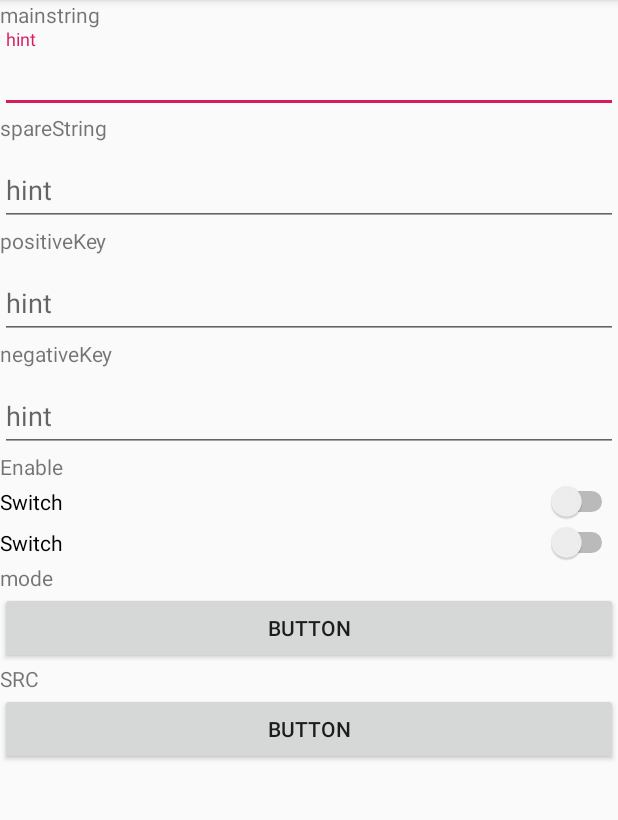
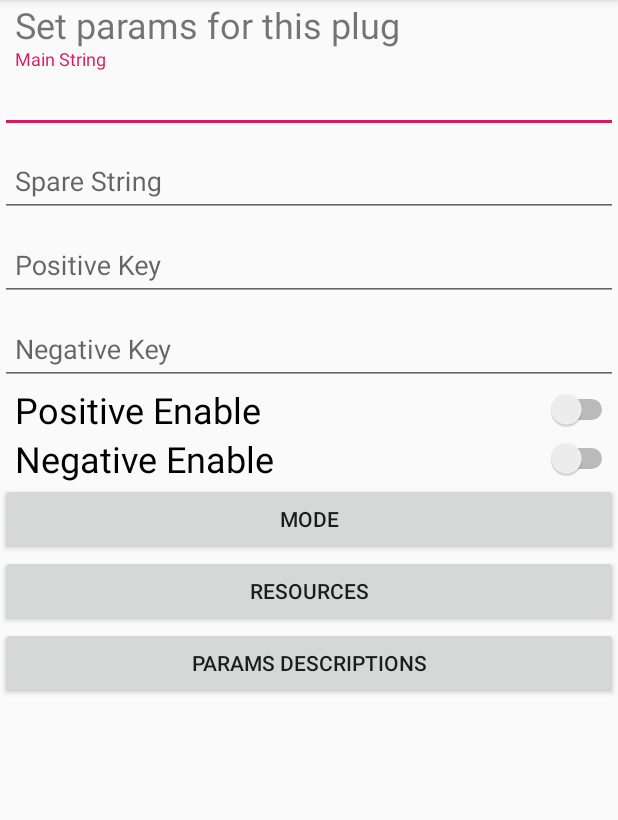
Before and after one commit to PhaseTechnician/SignalPanel, an Android app: the ParamsSetingActivity screen opened directly, with no data from a screen before it, on a phone screen of 412 x 824 dp, the part 84-904 px from its top. Run offline under Robolectric (Android 15) with nearby library versions, the phone set to English and light mode, and no system bars.

Commit message:
Extract more same function ,Delete files. add normal set.
Signed-off-by: 萨古拉斯 <1448973286@qq.com>

```diff
--- a/app/src/main/java/com/phase/czq/signalpanel/ParamsSetingActivity.java
+++ b/app/src/main/java/com/phase/czq/signalpanel/ParamsSetingActivity.java
@@ -1,13 +1,39 @@
 package com.phase.czq.signalpanel;
 
+import android.support.v7.app.AlertDialog;
 import android.support.v7.app.AppCompatActivity;
 import android.os.Bundle;
+import android.view.View;
+import android.widget.Button;
+import android.widget.Switch;
 
 public class ParamsSetingActivity extends AppCompatActivity {
 
+    private Button modeButtun,srcButtun,descriptionButtun;
+    private Switch posSwitch,negSwitch;
     @Override
     protected void onCreate(Bundle savedInstanceState) {
         super.onCreate(savedInstanceState);
         setContentView(R.layout.activity_params_seting);
+
+        modeButtun = findViewById(R.id.paramset_mode);
+        srcButtun = findViewById(R.id.paramset_src);
+        descriptionButtun = findViewById(R.id.paramset_description);
+
+        modeButtun.setOnClickListener(new View.OnClickListener() {
+            @Override
+            public void onClick(View v) {
+               newda();
+            }
+        });
+    }
+    private void newda(){
+        final AlertDialog.Builder builder = new AlertDialog.Builder(this);
+        //builder.setIcon();
+        //builder.setTitle();
+        //builder.setSingleChoiceItems();
+        //builder.setNegativeButton();
+        //builder.setPositiveButton();
+        builder.show();
     }
 }
--- a/app/src/main/java/com/phase/czq/signalpanel/ValuePool.java
+++ b/app/src/main/java/com/phase/czq/signalpanel/ValuePool.java
@@ -16,6 +16,8 @@ public class ValuePool {
 
     static BluetoothSPP spp = null;
 
+    static Serial serial;
+
     static PlugParams defaultParam = new PlugParams("undefine",300,200,0,0,-1);
     //初始化PV
     static void init(Context mContext){
--- a/app/src/main/res/layout/activity_params_seting.xml
+++ b/app/src/main/res/layout/activity_params_seting.xml
@@ -8,109 +8,93 @@
     android:orientation="vertical">
 
     <TextView
-        android:id="@+id/textView2"
+        android:id="@+id/paramset_title"
         android:layout_width="match_parent"
         android:layout_height="wrap_content"
-        android:text="mainstring" />
+        android:paddingLeft="10sp"
+        android:text="@string/paramset_title_string"
+        android:textSize="24sp" />
 
     <android.support.design.widget.TextInputLayout
         android:layout_width="match_parent"
         android:layout_height="wrap_content">
 
         <android.support.design.widget.TextInputEditText
+            android:id="@+id/paramset_mainString"
             android:layout_width="match_parent"
             android:layout_height="wrap_content"
-            android:hint="hint" />
+            android:hint="@string/paramset_mainstring_kit"
+            android:paddingLeft="10sp" />
     </android.support.design.widget.TextInputLayout>
-
-    <TextView
-        android:id="@+id/textView4"
-        android:layout_width="match_parent"
-        android:layout_height="wrap_content"
-        android:text="spareString" />
 
     <android.support.design.widget.TextInputLayout
         android:layout_width="match_parent"
         android:layout_height="wrap_content">
 
         <android.support.design.widget.TextInputEditText
+            android:id="@+id/paramset_spareString"
             android:layout_width="match_parent"
             android:layout_height="wrap_content"
-            android:hint="hint" />
+            android:hint="@string/paramset_sparestring_kit"
+            android:paddingLeft="10sp" />
     </android.support.design.widget.TextInputLayout>
-
-    <TextView
-        android:id="@+id/textView6"
-        android:layout_width="match_parent"
-        android:layout_height="wrap_content"
-        android:text="positiveKey" />
 
     <android.support.design.widget.TextInputLayout
         android:layout_width="match_parent"
         android:layout_height="wrap_content">
 
         <android.support.design.widget.TextInputEditText
+            android:id="@+id/paramset_positiveKey"
             android:layout_width="match_parent"
             android:layout_height="wrap_content"
-            android:hint="hint" />
+            android:hint="@string/paramset_positive_key_kit"
+            android:paddingLeft="10sp" />
     </android.support.design.widget.TextInputLayout>
-
-    <TextView
-        android:id="@+id/textView7"
-        android:layout_width="match_parent"
-        android:layout_height="wrap_content"
-        android:text="negativeKey" />
 
     <android.support.design.widget.TextInputLayout
         android:layout_width="match_parent"
         android:layout_height="wrap_content">
 
         <android.support.design.widget.TextInputEditText
+            android:id="@+id/paramset_negativeKey"
             android:layout_width="match_parent"
             android:layout_height="wrap_content"
-            android:hint="hint" />
+            android:hint="@string/paramset_negative_key_kit"
+            android:paddingLeft="10sp" />
     </android.support.design.widget.TextInputLayout>
 
-    <TextView
-        android:id="@+id/textView8"
+    <Switch
+        android:id="@+id/paramset_positiveEnable"
         android:layout_width="match_parent"
         android:layout_height="wrap_content"
-        android:text="Enable" />
+        android:paddingLeft="10sp"
+        android:text="@string/paramset_positive_enable"
+        android:textSize="24sp" />
 
     <Switch
-        android:id="@+id/switch5"
+        android:id="@+id/paramset_negativeEnable"
         android:layout_width="match_parent"
         android:layout_height="wrap_content"
-        android:text="Switch" />
+        android:paddingLeft="10sp"
+        android:text="@string/paramset_negative_enable"
+        android:textSize="24sp" />
 
-    <Switch
-        android:id="@+id/switch6"
+    <Button
+        android:id="@+id/paramset_mode"
         android:layout_width="match_parent"
         android:layout_height="wrap_content"
-        android:text="Switch" />
+        android:text="@string/paramset_mode_buttunname" />
 
-    <TextView
-        android:id="@+id/textView9"
+    <Button
+        android:id="@+id/paramset_src"
         android:layout_width="match_parent"
         android:layout_height="wrap_content"
-        android:text="mode" />
+        android:text="@string/paramset_src_buttunname" />
 
     <Button
-        android:id="@+id/button2"
+        android:id="@+id/paramset_description"
         android:layout_width="match_parent"
         android:layout_height="wrap_content"
-        android:text="Button" />
-
-    <TextView
-        android:id="@+id/textView10"
-        android:layout_width="match_parent"
-        android:layout_height="wrap_content"
-        android:text="SRC" />
-
-    <Button
-        android:id="@+id/button3"
-        android:layout_width="match_parent"
-        android:layout_height="wrap_content"
-        android:text="Button" />
+        android:text="@string/paramset_descriptions" />
 
 </LinearLayout>
--- a/app/src/main/res/values/strings.xml
+++ b/app/src/main/res/values/strings.xml
@@ -97,7 +97,19 @@
     <string name="log_invalid_password">invalid password</string>
     <string name="log_un">unn</string>
 
+    <!-- ParamSeting Activity -->
+    <string name="paramset_mainstring_kit">Main String</string>
+    <string name="paramset_sparestring_kit">Spare String</string>
+    <string name="paramset_negative_enable">Negative Enable</string>
+    <string name="paramset_positive_enable">Positive Enable</string>
+    <string name="paramset_negative_key_kit">Negative Key</string>
+    <string name="paramset_positive_key_kit">Positive Key</string>
+    <string name="paramset_mode_buttunname">Mode</string>
+    <string name="paramset_src_buttunname">Resources</string>
+    <string name="paramset_descriptions">Params Descriptions</string>
+    <string name="paramset_title_string">Set params for this plug</string>
 
     <string name="default_buttun_name">Buttun</string>
 
+
 </resources>
```
Also changed, not shown: app/src/main/java/com/phase/czq/signalpanel/PanelActivity.java (+35 -1 lines), app/src/main/java/com/phase/czq/signalpanel/Serial.java (+5 -18 lines), app/src/main/java/com/phase/czq/signalpanel/plugs/ButtunPlug.java (deleted, +0 -58 lines), 1 other file.
